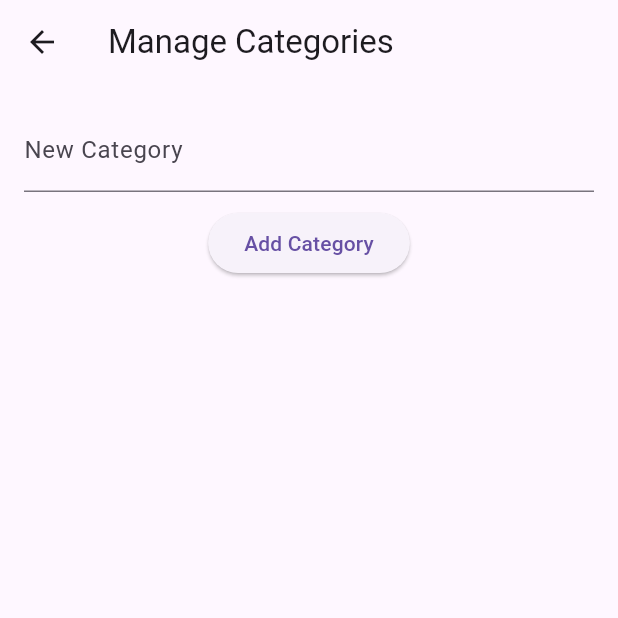
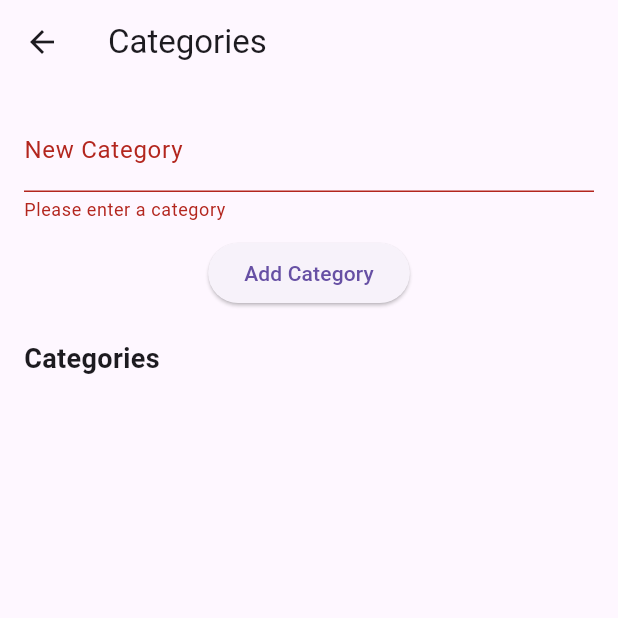
Before and after one commit to aaguirreu/cm-miplata-utem, a Flutter app: the CategoryScreen screen opened directly with empty values, after a tap on "Add Category", on a phone screen of 412 x 824 dp, the top half of it. Run offline on Flutter 3.47's test engine with Material 3 defaults, Android fonts, the phone set to English and light mode, and no system bars; our stand-ins replace firebase_auth, firebase_core, firebase_crashlytics, google_sign_in, syncfusion_flutter_charts; accounts and stored records are empty.

Commit message:
corrección de errores y desborde de pixeles

```diff
--- a/lib/screens/category_screen.dart
+++ b/lib/screens/category_screen.dart
@@ -1,4 +1,3 @@
-// category_screen.dart
 import 'package:flutter/material.dart';
 
 class CategoryScreen extends StatefulWidget {
@@ -6,73 +5,82 @@ class CategoryScreen extends StatefulWidget {
   final Function(List<String>) onUpdateCategories;
   final List<Map<String, dynamic>> recentTransactions;
 
-  CategoryScreen({required this.categories, required this.onUpdateCategories, required this.recentTransactions});
+  CategoryScreen({
+    required this.categories,
+    required this.onUpdateCategories,
+    required this.recentTransactions,
+  });
 
   @override
   _CategoryScreenState createState() => _CategoryScreenState();
 }
 
 class _CategoryScreenState extends State<CategoryScreen> {
-  final TextEditingController _categoryController = TextEditingController();
-  late List<String> categories;
-
-  @override
-  void initState() {
-    super.initState();
-    categories = List.from(widget.categories);
-  }
+  final _formKey = GlobalKey<FormState>();
+  final _categoryController = TextEditingController();
 
   void _addCategory() {
-    if (_categoryController.text.isNotEmpty) {
+    if (_formKey.currentState!.validate()) {
       setState(() {
-        categories.add(_categoryController.text);
+        widget.categories.add(_categoryController.text);
+        widget.onUpdateCategories(widget.categories);
         _categoryController.clear();
       });
-      widget.onUpdateCategories(categories);
     }
   }
 
   void _removeCategory(String category) {
     setState(() {
-      categories.remove(category);
+      widget.categories.remove(category);
+      widget.onUpdateCategories(widget.categories);
     });
-    widget.onUpdateCategories(categories);
   }
 
   @override
   Widget build(BuildContext context) {
     return Scaffold(
       appBar: AppBar(
-        title: Text('Manage Categories'),
+        title: Text('Categories'),
       ),
-      body: Padding(
+      body: SingleChildScrollView(
         padding: const EdgeInsets.all(16.0),
         child: Column(
+          crossAxisAlignment: CrossAxisAlignment.start,
           children: [
-            TextField(
+            Form(
+              key: _formKey,
+              child: Column(
+                children: [
+                  TextFormField(
                     controller: _categoryController,
                     decoration: InputDecoration(labelText: 'New Category'),
+                    validator: (value) {
+                      if (value == null || value.isEmpty) {
+                        return 'Please enter a category';
+                      }
+                      return null;
+                    },
                   ),
                   SizedBox(height: 10),
                   ElevatedButton(
                     onPressed: _addCategory,
                     child: Text('Add Category'),
                   ),
+                ],
+              ),
+            ),
             SizedBox(height: 20),
-            Expanded(
-              child: ListView.builder(
-                itemCount: categories.length,
-                itemBuilder: (context, index) {
-                  return ListTile(
-                    title: Text(categories[index]),
+            Text(
+              'Categories',
+              style: TextStyle(fontSize: 18, fontWeight: FontWeight.bold),
+            ),
+            ...widget.categories.map((category) => ListTile(
+              title: Text(category),
               trailing: IconButton(
                 icon: Icon(Icons.delete),
-                      onPressed: () => _removeCategory(categories[index]),
+                onPressed: () => _removeCategory(category),
               ),
-                  );
-                },
-              ),
-            ),
+            )),
           ],
         ),
       ),
--- a/pubspec.yaml
+++ b/pubspec.yaml
@@ -40,6 +40,7 @@ dependencies:
   http: ^1.2.2
   fl_chart: ^0.68.0
   firebase_crashlytics: ^3.4.9
+  syncfusion_flutter_charts: ^26.1.42
 
 
 dev_dependencies:
```
Also changed, not shown: lib/screens/add_transaction_screen.dart (+41 -23 lines), lib/screens/all_transactions_screen.dart (+93 -171 lines), lib/screens/category_chart_screen.dart (+43 -23 lines), lib/screens/set_balance_screen.dart (+14 -10 lines), pubspec.lock, 1 other file. Lines whose indentation alone changed are shown as unchanged.
